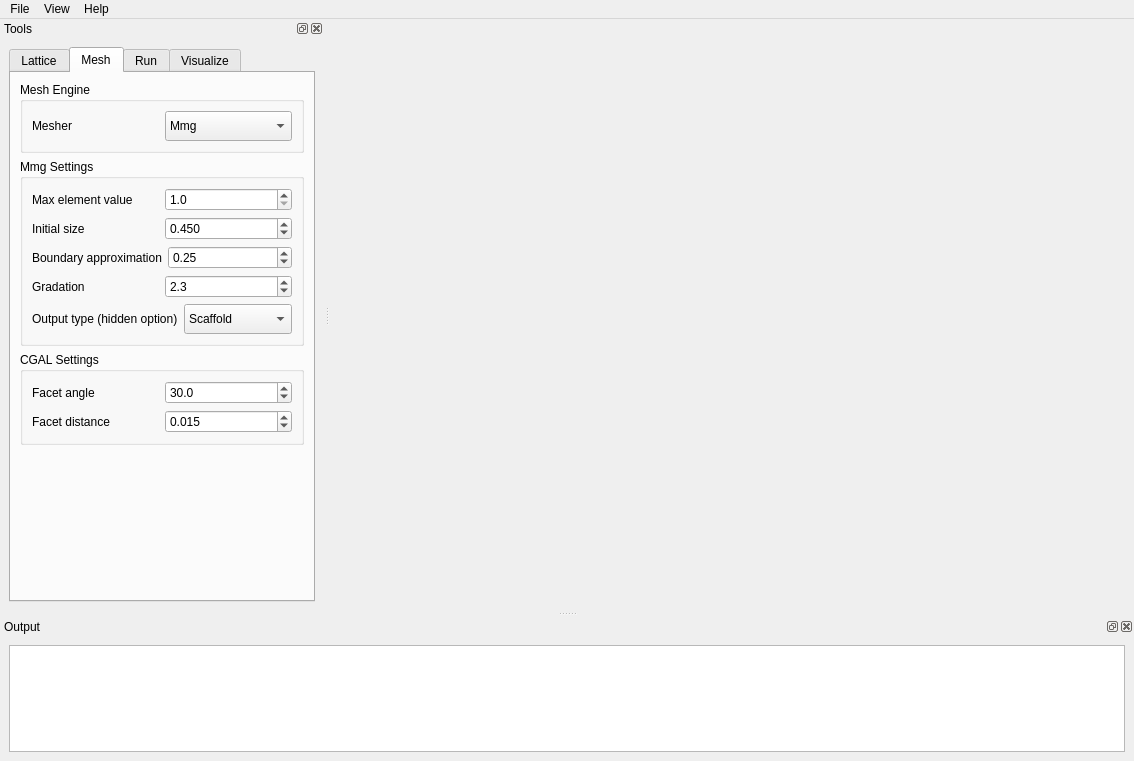
Qt form mainwindow.ui (tpms-lattice/QASLI) before a commit.
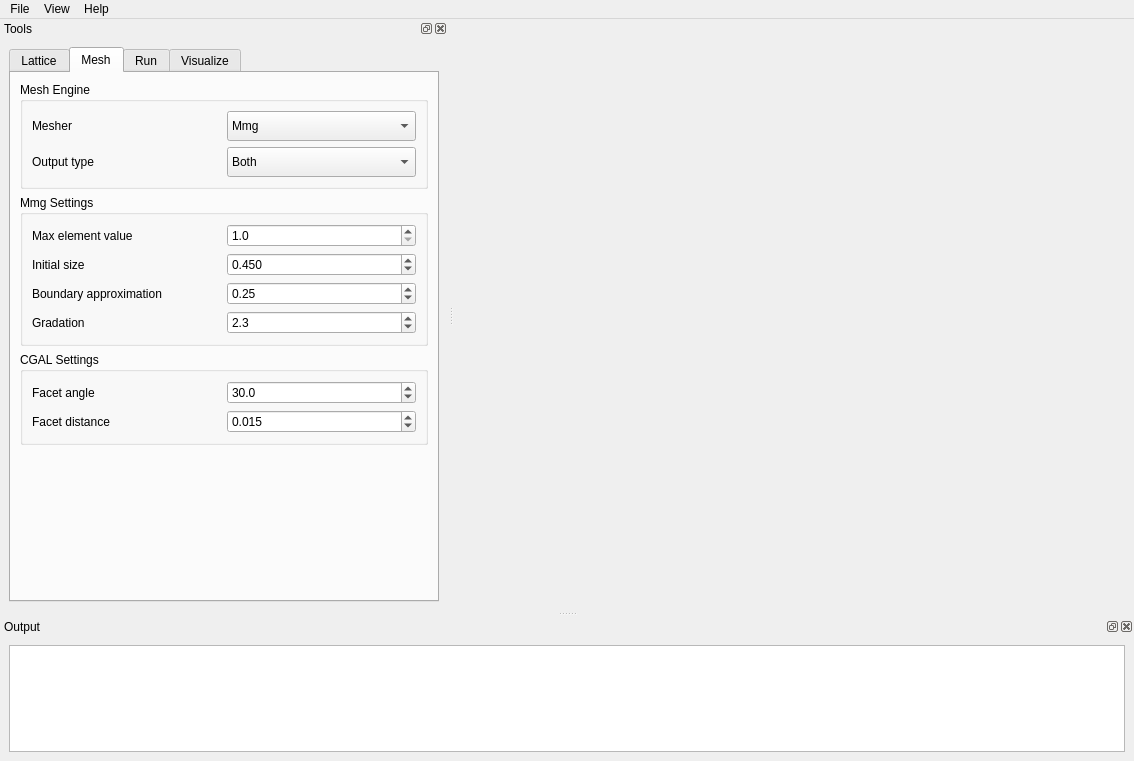
The same form after that commit. The open tabs and pages were chosen to show the change.

Commit message: change output type location and items order

The edit to the form file:
```diff
--- a/mainwindow.ui
+++ b/mainwindow.ui
@@ -73,7 +73,7 @@
    </property>
    <property name="minimumSize">
     <size>
-     <width>324</width>
+     <width>448</width>
      <height>592</height>
     </size>
    </property>
@@ -697,7 +697,7 @@
            <property name="title">
             <string>Mesh Engine</string>
            </property>
-           <layout class="QHBoxLayout" name="horizontalLayout_3">
+           <layout class="QVBoxLayout" name="verticalLayout_8">
             <item>
              <layout class="QHBoxLayout" name="horizontalLayout_23">
               <item>
@@ -765,6 +765,72 @@
               </item>
              </layout>
             </item>
+            <item>
+             <layout class="QHBoxLayout" name="horizontalLayout_21">
+              <item>
+               <widget class="QLabel" name="label_9">
+                <property name="sizePolicy">
+                 <sizepolicy hsizetype="Preferred" vsizetype="Preferred">
+                  <horstretch>0</horstretch>
+                  <verstretch>0</verstretch>
+                 </sizepolicy>
+                </property>
+                <property name="minimumSize">
+                 <size>
+                  <width>0</width>
+                  <height>0</height>
+                 </size>
+                </property>
+                <property name="text">
+                 <string>Output type</string>
+                </property>
+                <property name="alignment">
+                 <set>Qt::AlignLeading|Qt::AlignLeft|Qt::AlignVCenter</set>
+                </property>
+                <property name="margin">
+                 <number>2</number>
+                </property>
+               </widget>
+              </item>
+              <item>
+               <widget class="QComboBox" name="outputTypeCombo">
+                <property name="sizePolicy">
+                 <sizepolicy hsizetype="Preferred" vsizetype="Fixed">
+                  <horstretch>0</horstretch>
+                  <verstretch>0</verstretch>
+                 </sizepolicy>
+                </property>
+                <property name="minimumSize">
+                 <size>
+                  <width>0</width>
+                  <height>30</height>
+                 </size>
+                </property>
+                <property name="currentIndex">
+                 <number>0</number>
+                </property>
+                <property name="frame">
+                 <bool>true</bool>
+                </property>
+                <item>
+                 <property name="text">
+                  <string>Both</string>
+                 </property>
+                </item>
+                <item>
+                 <property name="text">
+                  <string>Scaffold</string>
+                 </property>
+                </item>
+                <item>
+                 <property name="text">
+                  <string>Void</string>
+                 </property>
+                </item>
+               </widget>
+              </item>
+             </layout>
+            </item>
            </layout>
           </widget>
          </item>
@@ -912,72 +978,6 @@
               </item>
              </layout>
             </item>
-            <item>
-             <layout class="QHBoxLayout" name="horizontalLayout_21">
-              <item>
-               <widget class="QLabel" name="label_9">
-                <property name="sizePolicy">
-                 <sizepolicy hsizetype="Preferred" vsizetype="Preferred">
-                  <horstretch>0</horstretch>
-                  <verstretch>0</verstretch>
-                 </sizepolicy>
-                </property>
-                <property name="minimumSize">
-                 <size>
-                  <width>0</width>
-                  <height>0</height>
-                 </size>
-                </property>
-                <property name="text">
-                 <string>Output type (hidden option)</string>
-                </property>
-                <property name="alignment">
-                 <set>Qt::AlignLeading|Qt::AlignLeft|Qt::AlignVCenter</set>
-                </property>
-                <property name="margin">
-                 <number>2</number>
-                </property>
-               </widget>
-              </item>
-              <item>
-               <widget class="QComboBox" name="outputTypeCombo">
-                <property name="sizePolicy">
-                 <sizepolicy hsizetype="Preferred" vsizetype="Fixed">
-                  <horstretch>0</horstretch>
-                  <verstretch>0</verstretch>
-                 </sizepolicy>
-                </property>
-                <property name="minimumSize">
-                 <size>
-                  <width>0</width>
-                  <height>30</height>
-                 </size>
-                </property>
-                <property name="currentIndex">
-                 <number>0</number>
-                </property>
-                <property name="frame">
-                 <bool>true</bool>
-                </property>
-                <item>
-                 <property name="text">
-                  <string>Scaffold</string>
-                 </property>
-                </item>
-                <item>
-                 <property name="text">
-                  <string>Void</string>
-                 </property>
-                </item>
-                <item>
-                 <property name="text">
-                  <string>Both</string>
-                 </property>
-                </item>
-               </widget>
-              </item>
-             </layout>
-            </item>
            </layout>
           </widget>
          </item>
```
Left out of the diff: 2 changed lines with no effect on the pictures.
